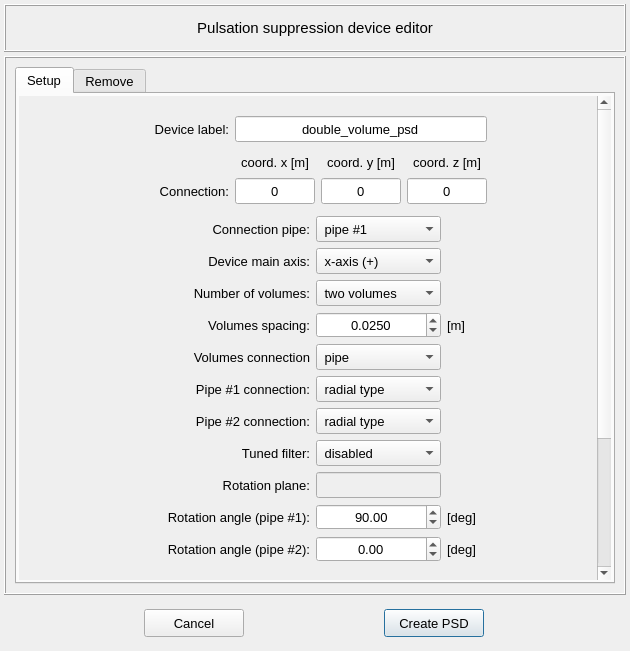
Before: the Qt Designer form pulse/interface/data/ui_files/model/editor/pulsation_suppression_device_input.ui in open-pulse/OpenPulse, drawn with Qt 5.
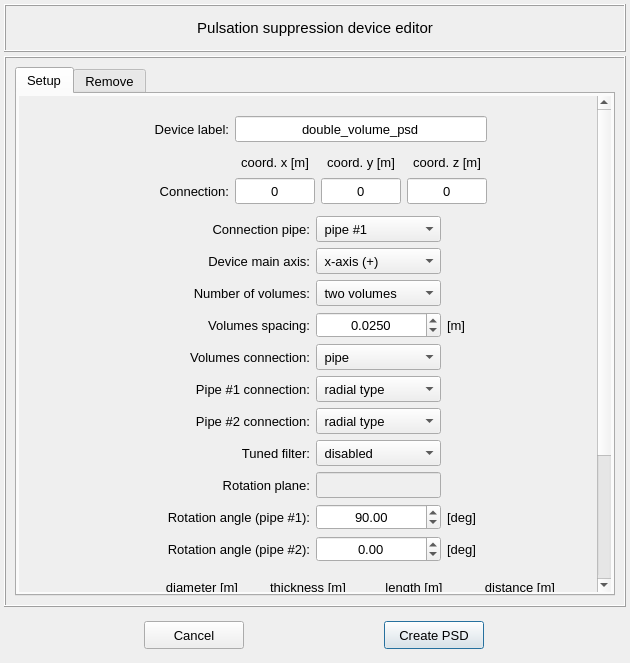
After: the same form once the commit is applied.

Commit message: Adjust the PSD editor tabs sequence

Diff of the .ui file:
```diff
--- a/pulse/interface/data/ui_files/model/editor/pulsation_suppression_device_input.ui
+++ b/pulse/interface/data/ui_files/model/editor/pulsation_suppression_device_input.ui
@@ -7,7 +7,7 @@
     <x>0</x>
     <y>0</y>
     <width>630</width>
-    <height>651</height>
+    <height>663</height>
    </rect>
   </property>
   <property name="windowTitle">
@@ -818,7 +818,7 @@
                     </font>
                    </property>
                    <property name="text">
-                    <string>Volumes connection</string>
+                    <string>Volumes connection:</string>
                    </property>
                    <property name="alignment">
                     <set>Qt::AlignRight|Qt::AlignTrailing|Qt::AlignVCenter</set>
```
Left out of the diff: 47 changed lines with no effect on the pictures. The commit also changes 1 other file.
